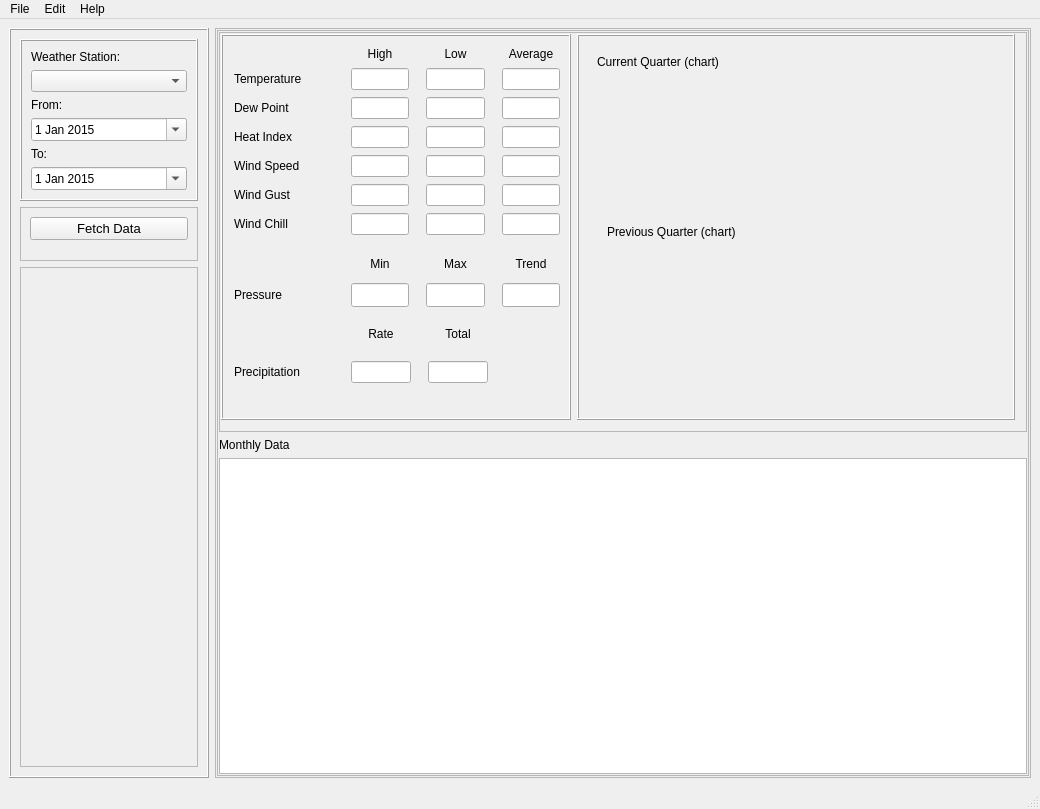
Qt form testing/wunderground_main/ui/main/form.ui (RickyCartner/WUnderground) before a commit.
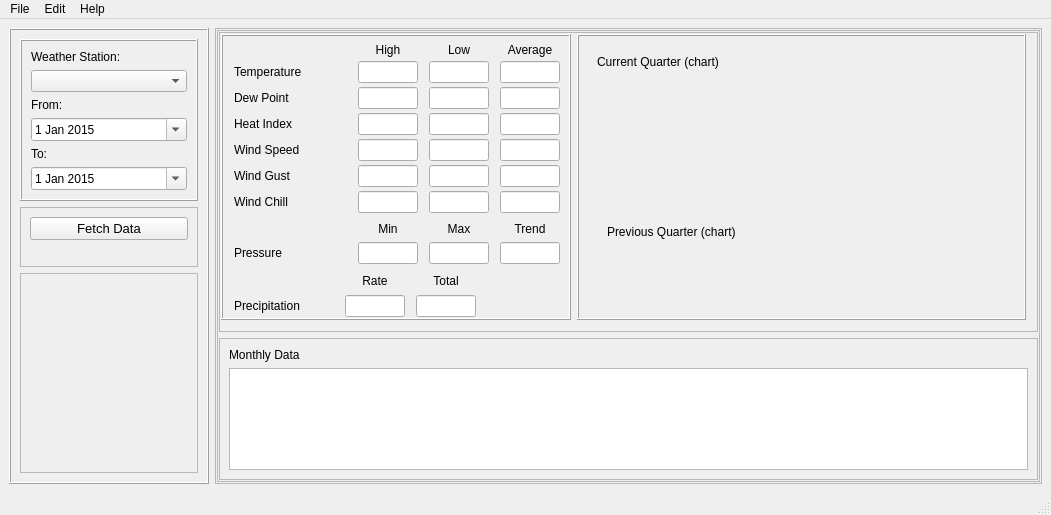
The same form after that commit.

The edit to the form file:
```diff
--- a/testing/wunderground_main/ui/main/form.ui
+++ b/testing/wunderground_main/ui/main/form.ui
@@ -6,8 +6,8 @@
    <rect>
     <x>0</x>
     <y>0</y>
-    <width>1040</width>
-    <height>809</height>
+    <width>1051</width>
+    <height>515</height>
    </rect>
   </property>
   <property name="windowTitle">
@@ -187,7 +187,7 @@
          <property name="minimumSize">
           <size>
            <width>0</width>
-           <height>500</height>
+           <height>200</height>
           </size>
          </property>
          <property name="frameShape">
@@ -254,7 +254,7 @@
             <property name="minimumSize">
              <size>
               <width>0</width>
-              <height>400</height>
+              <height>300</height>
              </size>
             </property>
             <property name="frameShape">
@@ -278,10 +278,16 @@
              </property>
              <item>
               <widget class="QFrame" name="frame_10">
+               <property name="sizePolicy">
+                <sizepolicy hsizetype="Preferred" vsizetype="Preferred">
+                 <horstretch>0</horstretch>
+                 <verstretch>0</verstretch>
+                </sizepolicy>
+               </property>
                <property name="minimumSize">
                 <size>
                  <width>350</width>
-                 <height>0</height>
+                 <height>200</height>
                 </size>
                </property>
                <property name="maximumSize">
@@ -298,24 +304,33 @@
                </property>
                <layout class="QVBoxLayout" name="verticalLayout_6">
                 <property name="spacing">
-                 <number>17</number>
+                 <number>7</number>
                 </property>
                 <property name="leftMargin">
                  <number>11</number>
                 </property>
                 <property name="topMargin">
-                 <number>11</number>
+                 <number>7</number>
                 </property>
                 <property name="bottomMargin">
-                 <number>35</number>
+                 <number>1</number>
                 </property>
                 <item>
-                 <layout class="QGridLayout" name="gridLayoutMain" columnminimumwidth="10,0,0,0">
+                 <layout class="QGridLayout" name="gridLayoutMain" rowminimumheight="0,0,0,0,0,0,0" columnminimumwidth="10,0,0,0">
+                  <property name="horizontalSpacing">
+                   <number>11</number>
+                  </property>
                   <property name="verticalSpacing">
-                   <number>7</number>
+                   <number>4</number>
                   </property>
                   <item row="1" column="2">
                    <widget class="QLineEdit" name="txtTempLow">
+                    <property name="sizePolicy">
+                     <sizepolicy hsizetype="Preferred" vsizetype="Fixed">
+                      <horstretch>0</horstretch>
+                      <verstretch>0</verstretch>
+                     </sizepolicy>
+                    </property>
                     <property name="maximumSize">
                      <size>
                       <width>60</width>
@@ -329,6 +344,12 @@
                   </item>
                   <item row="6" column="0">
                    <widget class="QLabel" name="label_14">
+                    <property name="sizePolicy">
+                     <sizepolicy hsizetype="Preferred" vsizetype="Preferred">
+                      <horstretch>0</horstretch>
+                      <verstretch>0</verstretch>
+                     </sizepolicy>
+                    </property>
                     <property name="minimumSize">
                      <size>
                       <width>100</width>
@@ -347,6 +368,12 @@
                   </item>
                   <item row="2" column="0">
                    <widget class="QLabel" name="label_5">
+                    <property name="sizePolicy">
+                     <sizepolicy hsizetype="Preferred" vsizetype="Preferred">
+                      <horstretch>0</horstretch>
+                      <verstretch>0</verstretch>
+                     </sizepolicy>
+                    </property>
                     <property name="minimumSize">
                      <size>
                       <width>100</width>
@@ -365,6 +392,12 @@
                   </item>
                   <item row="4" column="3">
                    <widget class="QLineEdit" name="txtWindSpeedAvg">
+                    <property name="sizePolicy">
+                     <sizepolicy hsizetype="Preferred" vsizetype="Fixed">
+                      <horstretch>0</horstretch>
+                      <verstretch>0</verstretch>
+                     </sizepolicy>
+                    </property>
                     <property name="maximumSize">
                      <size>
                       <width>60</width>
@@ -378,6 +411,12 @@
                   </item>
                   <item row="2" column="3">
                    <widget class="QLineEdit" name="txtDewPointAvg">
+                    <property name="sizePolicy">
+                     <sizepolicy hsizetype="Preferred" vsizetype="Fixed">
+                      <horstretch>0</horstretch>
+                      <verstretch>0</verstretch>
+                     </sizepolicy>
+                    </property>
                     <property name="maximumSize">
                      <size>
                       <width>60</width>
@@ -391,6 +430,12 @@
                   </item>
                   <item row="5" column="3">
                    <widget class="QLineEdit" name="txtWindGustAvg">
+                    <property name="sizePolicy">
+                     <sizepolicy hsizetype="Preferred" vsizetype="Fixed">
+                      <horstretch>0</horstretch>
+                      <verstretch>0</verstretch>
+                     </sizepolicy>
+                    </property>
                     <property name="maximumSize">
                      <size>
                       <width>60</width>
@@ -404,6 +449,12 @@
                   </item>
                   <item row="1" column="0">
                    <widget class="QLabel" name="label_4">
+                    <property name="sizePolicy">
+                     <sizepolicy hsizetype="Preferred" vsizetype="Preferred">
+                      <horstretch>0</horstretch>
+                      <verstretch>0</verstretch>
+                     </sizepolicy>
+                    </property>
                     <property name="minimumSize">
                      <size>
                       <width>100</width>
@@ -422,6 +473,12 @@
                   </item>
                   <item row="6" column="1">
                    <widget class="QLineEdit" name="txtWindChillHigh">
+                    <property name="sizePolicy">
+                     <sizepolicy hsizetype="Preferred" vsizetype="Fixed">
+                      <horstretch>0</horstretch>
+                      <verstretch>0</verstretch>
+                     </sizepolicy>
+                    </property>
                     <property name="maximumSize">
                      <size>
                       <width>60</width>
@@ -435,6 +492,12 @@
                   </item>
                   <item row="6" column="3">
                    <widget class="QLineEdit" name="txtWindChillAvg">
+                    <property name="sizePolicy">
+                     <sizepolicy hsizetype="Preferred" vsizetype="Fixed">
+                      <horstretch>0</horstretch>
+                      <verstretch>0</verstretch>
+                     </sizepolicy>
+                    </property>
                     <property name="maximumSize">
                      <size>
                       <width>60</width>
@@ -448,6 +511,12 @@
                   </item>
                   <item row="2" column="1">
                    <widget class="QLineEdit" name="txtDewPointHigh">
+                    <property name="sizePolicy">
+                     <sizepolicy hsizetype="Preferred" vsizetype="Fixed">
+                      <horstretch>0</horstretch>
+                      <verstretch>0</verstretch>
+                     </sizepolicy>
+                    </property>
                     <property name="maximumSize">
                      <size>
                       <width>60</width>
@@ -479,6 +548,12 @@
                   </item>
                   <item row="3" column="2">
                    <widget class="QLineEdit" name="txtHeatIndexLow">
+                    <property name="sizePolicy">
+                     <sizepolicy hsizetype="Preferred" vsizetype="Fixed">
+                      <horstretch>0</horstretch>
+                      <verstretch>0</verstretch>
+                     </sizepolicy>
+                    </property>
                     <property name="maximumSize">
                      <size>
                       <width>60</width>
@@ -492,6 +567,12 @@
                   </item>
                   <item row="5" column="0">
                    <widget class="QLabel" name="label_13">
+                    <property name="sizePolicy">
+                     <sizepolicy hsizetype="Preferred" vsizetype="Preferred">
+                      <horstretch>0</horstretch>
+                      <verstretch>0</verstretch>
+                     </sizepolicy>
+                    </property>
                     <property name="minimumSize">
                      <size>
                       <width>100</width>
@@ -528,6 +609,12 @@
                   </item>
                   <item row="5" column="1">
                    <widget class="QLineEdit" name="txtWindGustHigh">
+                    <property name="sizePolicy">
+                     <sizepolicy hsizetype="Preferred" vsizetype="Fixed">
+                      <horstretch>0</horstretch>
+                      <verstretch>0</verstretch>
+                     </sizepolicy>
+                    </property>
                     <property name="maximumSize">
                      <size>
                       <width>60</width>
@@ -541,19 +628,12 @@
                   </item>
                   <item row="5" column="2">
                    <widget class="QLineEdit" name="txtWindGustLow">
-                    <property name="maximumSize">
-                     <size>
-                      <width>60</width>
-                      <height>60</height>
-                     </size>
+                    <property name="sizePolicy">
+                     <sizepolicy hsizetype="Preferred" vsizetype="Fixed">
+                      <horstretch>0</horstretch>
+                      <verstretch>0</verstretch>
+                     </sizepolicy>
                     </property>
-                    <property name="alignment">
-                     <set>Qt::AlignCenter</set>
-                    </property>
-                   </widget>
-                  </item>
-                  <item row="1" column="1">
-                   <widget class="QLineEdit" name="txtTempHigh">
                     <property name="maximumSize">
                      <size>
                       <width>60</width>
@@ -567,6 +647,12 @@
                   </item>
                   <item row="4" column="0">
                    <widget class="QLabel" name="label_12">
+                    <property name="sizePolicy">
+                     <sizepolicy hsizetype="Preferred" vsizetype="Preferred">
+                      <horstretch>0</horstretch>
+                      <verstretch>0</verstretch>
+                     </sizepolicy>
+                    </property>
                     <property name="minimumSize">
                      <size>
                       <width>100</width>
@@ -585,6 +671,12 @@
                   </item>
                   <item row="2" column="2">
                    <widget class="QLineEdit" name="txtDewPointLow">
+                    <property name="sizePolicy">
+                     <sizepolicy hsizetype="Preferred" vsizetype="Fixed">
+                      <horstretch>0</horstretch>
+                      <verstretch>0</verstretch>
+                     </sizepolicy>
+                    </property>
                     <property name="maximumSize">
                      <size>
                       <width>60</width>
@@ -616,6 +708,12 @@
                   </item>
                   <item row="3" column="1">
                    <widget class="QLineEdit" name="txtHeatIndexHigh">
+                    <property name="sizePolicy">
+                     <sizepolicy hsizetype="Preferred" vsizetype="Fixed">
+                      <horstretch>0</horstretch>
+                      <verstretch>0</verstretch>
+                     </sizepolicy>
+                    </property>
                     <property name="maximumSize">
                      <size>
                       <width>60</width>
@@ -629,6 +727,12 @@
                   </item>
                   <item row="6" column="2">
                    <widget class="QLineEdit" name="txtWindChillLow">
+                    <property name="sizePolicy">
+                     <sizepolicy hsizetype="Preferred" vsizetype="Fixed">
+                      <horstretch>0</horstretch>
+                      <verstretch>0</verstretch>
+                     </sizepolicy>
+                    </property>
                     <property name="maximumSize">
                      <size>
                       <width>60</width>
@@ -642,6 +746,12 @@
                   </item>
                   <item row="3" column="3">
                    <widget class="QLineEdit" name="txtHeatIndexAvg">
+                    <property name="sizePolicy">
+                     <sizepolicy hsizetype="Preferred" vsizetype="Fixed">
+                      <horstretch>0</horstretch>
+                      <verstretch>0</verstretch>
+                     </sizepolicy>
+                    </property>
                     <property name="maximumSize">
                      <size>
                       <width>60</width>
@@ -655,6 +765,12 @@
                   </item>
                   <item row="1" column="3">
                    <widget class="QLineEdit" name="txtTempAvg">
+                    <property name="sizePolicy">
+                     <sizepolicy hsizetype="Preferred" vsizetype="Fixed">
+                      <horstretch>0</horstretch>
+                      <verstretch>0</verstretch>
+                     </sizepolicy>
+                    </property>
                     <property name="maximumSize">
                      <size>
                       <width>60</width>
@@ -668,6 +784,12 @@
                   </item>
                   <item row="4" column="1">
                    <widget class="QLineEdit" name="txtWindSpeedHigh">
+                    <property name="sizePolicy">
+                     <sizepolicy hsizetype="Preferred" vsizetype="Fixed">
+                      <horstretch>0</horstretch>
+                      <verstretch>0</verstretch>
+                     </sizepolicy>
+                    </property>
                     <property name="maximumSize">
                      <size>
                       <width>60</width>
@@ -681,6 +803,12 @@
                   </item>
                   <item row="4" column="2">
                    <widget class="QLineEdit" name="txtWindSpeedLow">
+                    <property name="sizePolicy">
+                     <sizepolicy hsizetype="Preferred" vsizetype="Fixed">
+                      <horstretch>0</horstretch>
+                      <verstretch>0</verstretch>
+                     </sizepolicy>
+                    </property>
                     <property name="maximumSize">
                      <size>
                       <width>60</width>
@@ -694,6 +822,12 @@
                   </item>
                   <item row="3" column="0">
                    <widget class="QLabel" name="label_6">
+                    <property name="sizePolicy">
+                     <sizepolicy hsizetype="Preferred" vsizetype="Preferred">
+                      <horstretch>0</horstretch>
+                      <verstretch>0</verstretch>
+                     </sizepolicy>
+                    </property>
                     <property name="minimumSize">
                      <size>
                       <width>100</width>
@@ -710,29 +844,42 @@
                     </property>
                    </widget>
                   </item>
-                 </layout>
-                </item>
-                <item>
-                 <layout class="QGridLayout" name="gridLayout_Pressure">
-                  <property name="verticalSpacing">
-                   <number>7</number>
-                  </property>
-                  <item row="0" column="2">
-                   <widget class="QLabel" name="label_21">
-                    <property name="font">
-                     <font>
-                      <pointsize>9</pointsize>
-                     </font>
+                  <item row="1" column="1">
+                   <widget class="QLineEdit" name="txtTempHigh">
+                    <property name="sizePolicy">
+                     <sizepolicy hsizetype="Preferred" vsizetype="Fixed">
+                      <horstretch>0</horstretch>
+                      <verstretch>0</verstretch>
+                     </sizepolicy>
                     </property>
-                    <property name="text">
-                     <string>Max</string>
+                    <property name="minimumSize">
+                     <size>
+                      <width>0</width>
+                      <height>0</height>
+                     </size>
+                    </property>
+                    <property name="maximumSize">
+                     <size>
+                      <width>60</width>
+                      <height>60</height>
+                     </size>
                     </property>
                     <property name="alignment">
                      <set>Qt::AlignCenter</set>
                     </property>
                    </widget>
                   </item>
-                  <item row="0" column="3">
+                 </layout>
+                </item>
+                <item>
+                 <layout class="QGridLayout" name="gridLayout_Pressure" columnminimumwidth="10,0,0,0,0">
+                  <property name="horizontalSpacing">
+                   <number>11</number>
+                  </property>
+                  <property name="verticalSpacing">
+                   <number>4</number>
+                  </property>
+                  <item row="0" column="4">
                    <widget class="QLabel" name="label_18">
                     <property name="font">
                      <font>
@@ -761,19 +908,6 @@
                    </widget>
                   </item>
                   <item row="1" column="3">
-                   <widget class="QLineEdit" name="txtPressureTrend">
-                    <property name="maximumSize">
-                     <size>
-                      <width>60</width>
-                      <height>60</height>
-                     </size>
-                    </property>
-                    <property name="alignment">
-                     <set>Qt::AlignCenter</set>
-                    </property>
-                   </widget>
-                  </item>
-                  <item row="1" column="2">
                    <widget class="QLineEdit" name="txtPressureMax">
                     <property name="maximumSize">
                      <size>
@@ -786,6 +920,34 @@
                     </property>
                    </widget>
                   </item>
+                  <item row="0" column="3">
+                   <widget class="QLabel" name="label_21">
+                    <property name="font">
+                     <font>
+                      <pointsize>9</pointsize>
+                     </font>
+                    </property>
+                    <property name="text">
+                     <string>Max</string>
+                    </property>
+                    <property name="alignment">
+                     <set>Qt::AlignCenter</set>
+                    </property>
+                   </widget>
+                  </item>
+                  <item row="1" column="4">
+                   <widget class="QLineEdit" name="txtPressureTrend">
+                    <property name="maximumSize">
+                     <size>
+                      <width>60</width>
+                      <height>60</height>
+                     </size>
+                    </property>
+                    <property name="alignment">
+                     <set>Qt::AlignCenter</set>
+                    </property>
+                   </widget>
+                  </item>
                   <item row="1" column="0">
                    <widget class="QLabel" name="label_19">
                     <property name="minimumSize">
@@ -823,6 +985,51 @@
                 </item>
                 <item>
                  <layout class="QGridLayout" name="gridLayout_Precip" rowstretch="0,0" columnstretch="0,0,0,0" columnminimumwidth="10,0,0,0">
+                  <property name="horizontalSpacing">
+                   <number>11</number>
+                  </property>
+                  <property name="verticalSpacing">
+                   <number>4</number>
+                  </property>
+                  <item row="0" column="1">
+                   <widget class="QLabel" name="label_9">
+                    <property name="font">
+                     <font>
+                      <pointsize>9</pointsize>
+                     </font>
+                    </property>
+                    <property name="text">
+                     <string>Rate</string>
+                    </property>
+                    <property name="alignment">
+                     <set>Qt::AlignCenter</set>
+                    </property>
+                   </widget>
+                  </item>
+                  <item row="1" column="0">
+                   <widget class="QLabel" name="label_7">
+                    <property name="minimumSize">
+                     <size>
+                      <width>100</width>
+                      <height>0</height>
+                     </size>
+                    </property>
+                    <property name="maximumSize">
+                     <size>
+                      <width>100</width>
+                      <height>16777215</height>
+                     </size>
+                    </property>
+                    <property name="font">
+                     <font>
+                      <pointsize>9</pointsize>
+                     </font>
+                    </property>
+                    <property name="text">
+                     <string>Precipitation</string>
+                    </property>
+                   </widget>
+                  </item>
                   <item row="1" column="2">
                    <widget class="QLineEdit" name="txtPrecipationTotal">
                     <property name="maximumSize">
@@ -851,34 +1058,6 @@
                     </property>
                    </widget>
                   </item>
-                  <item row="0" column="1">
-                   <widget class="QLabel" name="label_9">
-                    <property name="font">
-                     <font>
-                      <pointsize>9</pointsize>
-                     </font>
-                    </property>
-                    <property name="text">
-                     <string>Rate</string>
-                    </property>
-                    <property name="alignment">
-                     <set>Qt::AlignCenter</set>
-                    </property>
-                   </widget>
-                  </item>
-                  <item row="1" column="1">
-                   <widget class="QLineEdit" name="txtPrecipationRate">
-                    <property name="maximumSize">
-                     <size>
-                      <width>60</width>
-                      <height>60</height>
-                     </size>
-                    </property>
-                    <property name="alignment">
-                     <set>Qt::AlignCenter</set>
-                    </property>
-                   </widget>
-                  </item>
                   <item row="0" column="3">
                    <spacer name="horizontalSpacer">
                     <property name="orientation">
@@ -892,27 +1071,16 @@
                     </property>
                    </spacer>
                   </item>
-                  <item row="1" column="0">
-                   <widget class="QLabel" name="label_7">
-                    <property name="minimumSize">
-                     <size>
-                      <width>100</width>
-                      <height>0</height>
-                     </size>
-                    </property>
+                  <item row="1" column="1">
+                   <widget class="QLineEdit" name="txtPrecipationRate">
                     <property name="maximumSize">
                      <size>
-                      <width>100</width>
-                      <height>16777215</height>
+                      <width>60</width>
+                      <height>60</height>
                      </size>
                     </property>
-                    <property name="font">
-                     <font>
-                      <pointsize>9</pointsize>
-                     </font>
-                    </property>
-                    <property name="text">
-                     <string>Precipitation</string>
+                    <property name="alignment">
+                     <set>Qt::AlignCenter</set>
                     </property>
                    </widget>
                   </item>
@@ -991,20 +1159,38 @@
            </widget>
           </item>
           <item>
-           <widget class="QLabel" name="labelMonthlyData">
-            <property name="font">
-             <font>
-              <pointsize>9</pointsize>
-             </font>
+           <widget class="QFrame" name="frame_4">
+            <property name="minimumSize">
+             <size>
+              <width>0</width>
+              <height>0</height>
+             </size>
             </property>
-            <property name="text">
-             <string>Monthly Data</string>
+            <property name="frameShape">
+             <enum>QFrame::StyledPanel</enum>
             </property>
+            <property name="frameShadow">
+             <enum>QFrame::Raised</enum>
+            </property>
+            <layout class="QVBoxLayout" name="verticalLayout_7">
+             <item>
+              <widget class="QLabel" name="labelMonthlyData">
+               <property name="font">
+                <font>
+                 <pointsize>9</pointsize>
+                </font>
+               </property>
+               <property name="text">
+                <string>Monthly Data</string>
+               </property>
+              </widget>
+             </item>
+             <item>
+              <widget class="QTableView" name="tableViewMonthly"/>
+             </item>
+            </layout>
            </widget>
           </item>
-          <item>
-           <widget class="QTableView" name="tableViewMonthly"/>
-          </item>
          </layout>
         </widget>
        </item>
@@ -1018,8 +1204,8 @@
     <rect>
      <x>0</x>
      <y>0</y>
-     <width>1040</width>
-     <height>20</height>
+     <width>1051</width>
+     <height>21</height>
     </rect>
    </property>
    <widget class="QMenu" name="menuFile">
```
